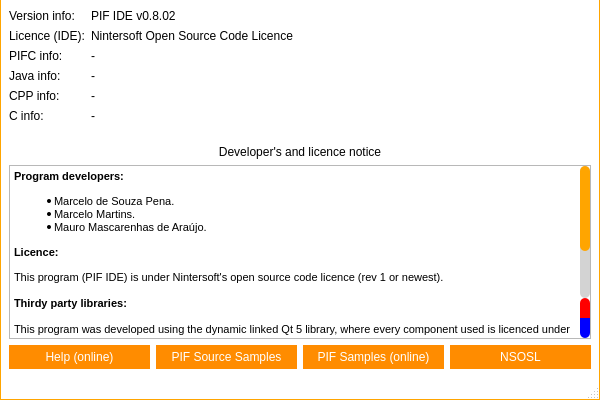
Old version of the form src/pif_ide/aboutwindow.ui in the repository mauromascarenhas/PIF-IDE.
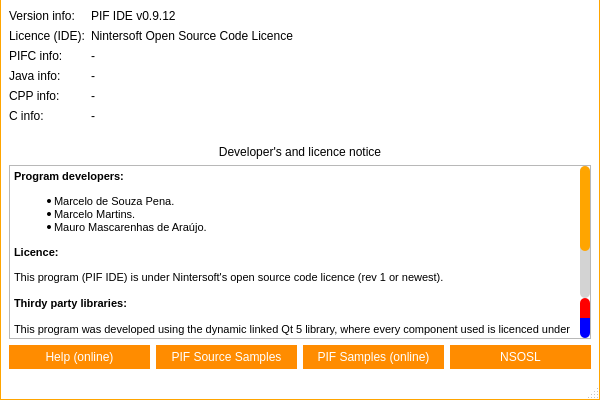
New version of the form. Icons and pictures are not drawn.

```diff
--- a/src/pif_ide/aboutwindow.ui
+++ b/src/pif_ide/aboutwindow.ui
@@ -594,7 +594,7 @@
     <item row="0" column="1">
      <widget class="QLabel" name="label_2">
       <property name="text">
-       <string>PIF IDE v0.8.02</string>
+       <string>PIF IDE v0.9.12</string>
       </property>
      </widget>
     </item>
```
